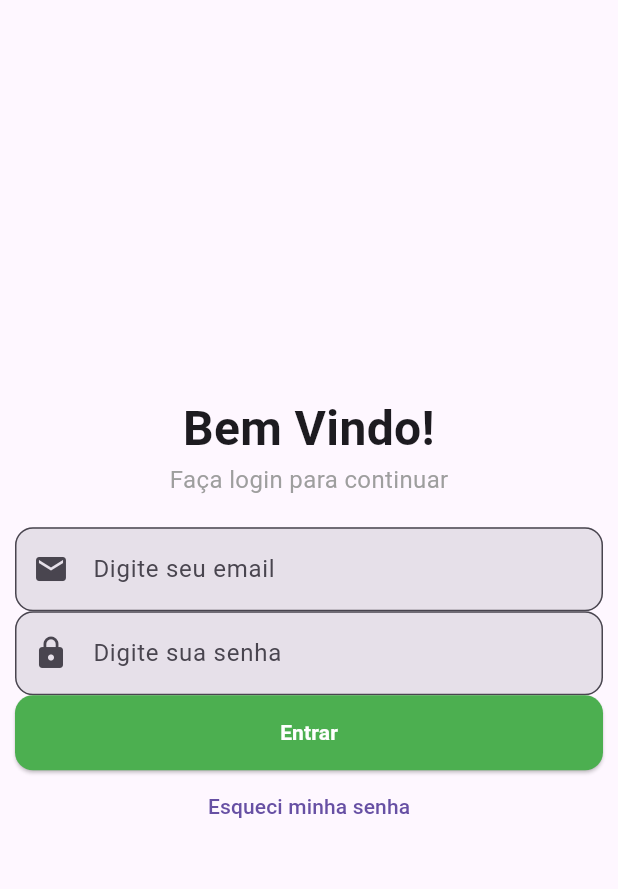
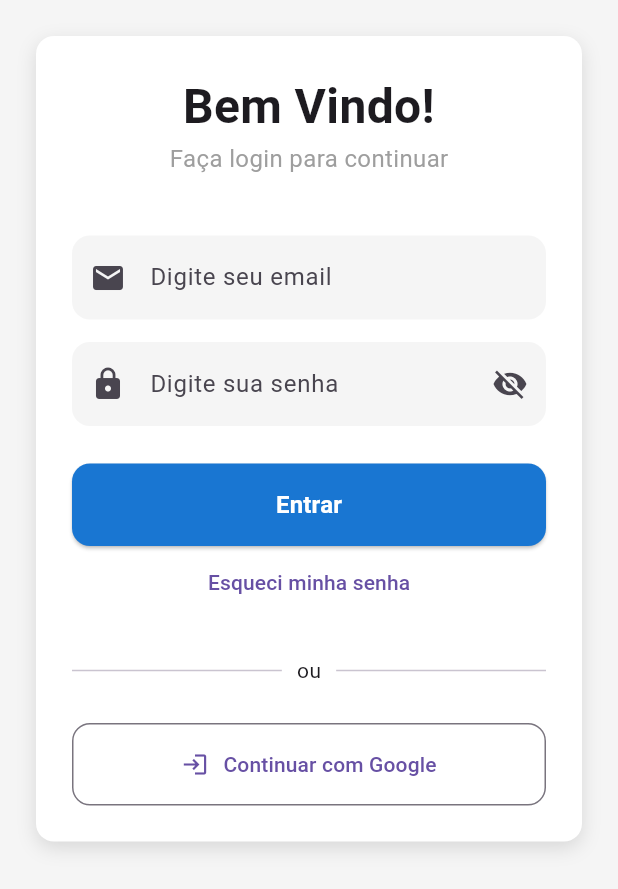
Before and after one commit to gabrielchioquetti/ProjetoTI-Aplicativo-Controle-Financeiro, a Flutter app: the screen it shows after launch, on a phone screen of 412 x 824 dp. Shown: the top 889 px of the screen. Run offline on Flutter 3.47's test engine with Material 3 defaults, Android fonts, the phone set to English and light mode, and no system bars.

Commit message:
feat: melhoria na tela de login

```diff
--- a/lib/screens/cadastro.dart
+++ b/lib/screens/cadastro.dart
@@ -10,6 +10,8 @@ class _TelaCadastro extends State<TelaCadastro> {
   final TextEditingController emailController = TextEditingController();
   final TextEditingController senhaController = TextEditingController();
   final TextEditingController senhaIgualController = TextEditingController();
+
+  bool esconderSenha = true;
 
   @override
   Widget build(BuildContext context) {
@@ -44,6 +46,7 @@ class _TelaCadastro extends State<TelaCadastro> {
               ),
               TextField(
                 controller: emailController,
+                keyboardType: TextInputType.emailAddress,
                 decoration: InputDecoration(
                   labelText: "Digite seu email",
                   prefixIcon: Icon(Icons.email),
@@ -55,7 +58,8 @@ class _TelaCadastro extends State<TelaCadastro> {
               ),
               TextField(
                 controller: senhaController,
-                obscureText: true,
+                keyboardType: TextInputType.visiblePassword,
+                obscureText: esconderSenha,
                 decoration: InputDecoration(
                   labelText: "Digite sua senha",
                   prefixIcon: Icon(Icons.lock),
@@ -67,10 +71,21 @@ class _TelaCadastro extends State<TelaCadastro> {
               ),
               TextField(
                 controller: senhaIgualController,
+                keyboardType: TextInputType.visiblePassword,
                 obscureText: true,
                 decoration: InputDecoration(
                   labelText: "Confirme sua senha",
                   prefixIcon: Icon(Icons.lock),
+                  suffixIcon: IconButton(
+                    onPressed: () {
+                      setState(() {
+                        esconderSenha = !esconderSenha;
+                      });
+                    },
+                    icon: Icon(
+                      esconderSenha ? Icons.visibility_off : Icons.visibility,
+                    ),
+                  ),
                   border: OutlineInputBorder(
                     borderRadius: BorderRadius.circular(12),
                   ),
@@ -84,11 +99,9 @@ class _TelaCadastro extends State<TelaCadastro> {
                   style: ElevatedButton.styleFrom(
                     padding: EdgeInsets.all(10),
                     shape: RoundedRectangleBorder(
-                      borderRadius: BorderRadius.circular(
-                        12,
-                      ),
+                      borderRadius: BorderRadius.circular(12),
                     ),
-                    backgroundColor: Colors.green,
+                    backgroundColor: Colors.blue.shade700,
                   ),
                   onPressed: () {
                     String nome = nomeController.text;
@@ -110,10 +123,8 @@ class _TelaCadastro extends State<TelaCadastro> {
                 ),
               ),
               Row(
-                mainAxisAlignment:
-                    MainAxisAlignment.spaceBetween,
-                crossAxisAlignment:
-                    CrossAxisAlignment.center,
+                mainAxisAlignment: MainAxisAlignment.spaceBetween,
+                crossAxisAlignment: CrossAxisAlignment.center,
                 children: [
                   Text(
                     "Criar Conta",
--- a/lib/screens/login.dart
+++ b/lib/screens/login.dart
@@ -6,17 +6,36 @@ class TelaLogin extends StatefulWidget {
 }
 
 class _TelaLogin extends State<TelaLogin> {
-
   // Controllers
   final TextEditingController emailController = TextEditingController();
   final TextEditingController senhaController = TextEditingController();
 
+  bool esconderSenha = true;
+
   @override
   Widget build(BuildContext context) {
     return Scaffold(
-      body: Padding(
-        padding: EdgeInsets.all(10),
+      backgroundColor: Colors.grey.shade100,
+      body: SafeArea(
+        child: SingleChildScrollView(
+          physics: BouncingScrollPhysics(),
+          child: Padding(
+            padding: EdgeInsets.all(24),
             child: Center(
+              child: Container(
+                padding: EdgeInsets.all(24),
+                width: 400,
+                decoration: BoxDecoration(
+                  color: Colors.white,
+                  borderRadius: BorderRadius.circular(12),
+                  boxShadow: [
+                    BoxShadow(
+                      color: Colors.black12,
+                      blurRadius: 10,
+                      offset: Offset(0, 4),
+                    ),
+                  ],
+                ),
                 child: Column(
                   mainAxisAlignment: MainAxisAlignment.center,
                   mainAxisSize: MainAxisSize.min,
@@ -31,45 +50,62 @@ class _TelaLogin extends State<TelaLogin> {
                     ),
                     Text(
                       "Faça login para continuar",
-                style: TextStyle(
-                  fontSize: 16,
-                  color: Colors.grey,
+                      style: TextStyle(fontSize: 16, color: Colors.grey),
                     ),
-              ),
-              SizedBox(height: 20),
+                    const SizedBox(height: 40),
                     TextField(
                       controller: emailController,
+                      keyboardType: TextInputType.emailAddress,
                       decoration: InputDecoration(
                         labelText: "Digite seu email",
                         prefixIcon: Icon(Icons.email),
                         border: OutlineInputBorder(
-                    borderRadius: BorderRadius.circular(12)
+                          borderRadius: BorderRadius.circular(12),
+                          borderSide: BorderSide.none,
                         ),
                         filled: true,
+                        fillColor: Colors.grey.shade100,
                       ),
                     ),
+                    const SizedBox(height: 15),
                     TextField(
                       controller: senhaController,
-                obscureText: true,
+                      keyboardType: TextInputType.visiblePassword,
+                      obscureText: esconderSenha,
                       decoration: InputDecoration(
                         labelText: "Digite sua senha",
                         prefixIcon: Icon(Icons.lock),
+                        suffixIcon: IconButton(
+                          onPressed: () {
+                            setState(() {
+                              esconderSenha = !esconderSenha;
+                            });
+                          },
+                          icon: Icon(
+                            esconderSenha
+                                ? Icons.visibility_off
+                                : Icons.visibility,
+                          ),
+                        ),
                         border: OutlineInputBorder(
-                    borderRadius: BorderRadius.circular(12)
+                          borderRadius: BorderRadius.circular(12),
+                          borderSide: BorderSide.none,
                         ),
                         filled: true,
+                        fillColor: Colors.grey.shade100,
                       ),
                     ),
+                    const SizedBox(height: 25),
                     SizedBox(
-                height: 50,
+                      height: 55,
                       width: double.infinity,
-                child:  ElevatedButton(
+                      child: ElevatedButton(
                         style: ElevatedButton.styleFrom(
                           padding: EdgeInsets.all(10),
                           shape: RoundedRectangleBorder(
                             borderRadius: BorderRadius.circular(12),
                           ),
-                      backgroundColor: Colors.green,
+                          backgroundColor: Colors.blue.shade700,
                         ),
                         onPressed: () {
                           String email = emailController.text;
@@ -82,12 +118,51 @@ class _TelaLogin extends State<TelaLogin> {
                           style: TextStyle(
                             color: Colors.white,
                             fontWeight: FontWeight.bold,
+                            fontSize: 16,
                           ),
                         ),
-                )
                       ),
-              TextButton(onPressed: () {}, child: Text("Esqueci minha senha")),
+                    ),
+                    TextButton(
+                      onPressed: () {},
+                      child: Text("Esqueci minha senha"),
+                    ),
+                    const SizedBox(height: 25),
+                    Row(
+                      children: [
+                        Expanded(child: Divider()),
+                        Padding(
+                          padding: EdgeInsets.symmetric(horizontal: 10),
+                          child: Text("ou"),
+                        ),
+                        Expanded(child: Divider()),
                       ],
+                    ),
+                    const SizedBox(height: 25),
+                    SizedBox(
+                      width: double.infinity,
+                      height: 55,
+                      child: OutlinedButton(
+                        onPressed: () {},
+                        style: OutlinedButton.styleFrom(
+                          shape: RoundedRectangleBorder(
+                            borderRadius: BorderRadius.circular(12),
+                          ),
+                        ),
+                        child: Row(
+                          mainAxisAlignment: MainAxisAlignment.center,
+                          children: [
+                            Icon(Icons.login),
+                            SizedBox(width: 10),
+                            Text("Continuar com Google"),
+                          ],
+                        ),
+                      ),
+                    ),
+                  ],
+                ),
+              ),
+            ),
           ),
         ),
       ),
```
Lines whose indentation alone changed are shown as unchanged.
